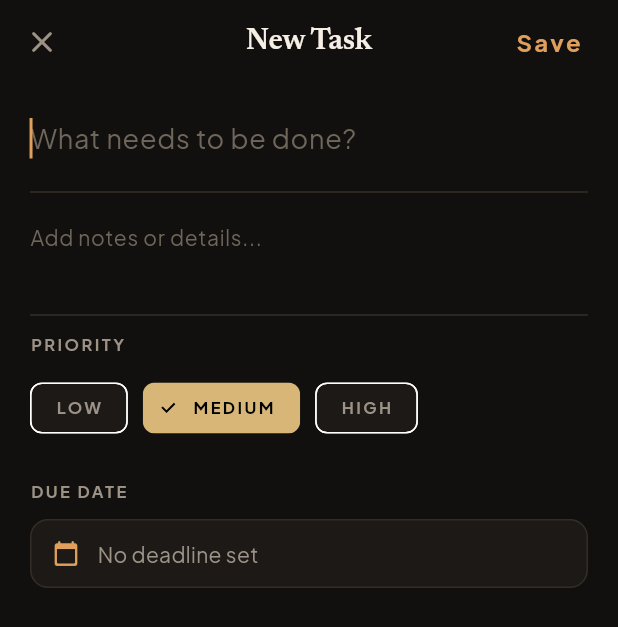
After one commit to gwynejsn/Binder, a Flutter app: the screen it shows after launch, after a tap on the "add" icon, on a phone screen of 412 x 824 dp. The commit adds this screen. Shown: the top 627 px of the screen. Run offline on Flutter 3.47's test engine with Material 3 defaults, Android fonts, the phone set to English and light mode, and no system bars; our stand-ins replace google_fonts, sqflite; missing offline and left inert: photo_manager; accounts and stored records are empty.

Commit message:
feat: added basic todo screen with basic create todo

```diff
--- a/lib/controllers/todos_controller.dart
+++ b/lib/controllers/todo_controller.dart
@@ -4,7 +4,7 @@ import 'package:binder/models/todo_attachment.dart';
 import 'package:binder/models/todo_item.dart';
 import 'package:binder/repositories/todo_repository.dart';
 
-class TodosController {
+class TodoController {
   final TodoRepository _repo = TodoRepository();
 
   List<TodoItem> _todos = [];
--- /dev/null
+++ b/lib/screens/create_todo_screen.dart
@@ -0,0 +1,260 @@
+import 'package:binder/controllers/todo_controller.dart';
+import 'package:binder/models/enums/priority.dart';
+import 'package:binder/models/todo_attachment.dart';
+import 'package:binder/theme/app_theme.dart';
+import 'package:flutter/material.dart';
+
+class CreateTodoScreen extends StatefulWidget {
+  final TodoController controller;
+
+  const CreateTodoScreen({super.key, required this.controller});
+
+  @override
+  State<CreateTodoScreen> createState() => _CreateTaskScreenState();
+}
+
+class _CreateTaskScreenState extends State<CreateTodoScreen> {
+  final _titleController = TextEditingController();
+  final _notesController = TextEditingController();
+
+  Priority _selectedPriority = Priority.medium;
+  DateTime? _selectedDeadline;
+  final List<TodoAttachment> _attachments = [];
+  bool _isSaving = false;
+
+  @override
+  void dispose() {
+    _titleController.dispose();
+    _notesController.dispose();
+    super.dispose();
+  }
+
+  Future<void> _saveTask() async {
+    final title = _titleController.text.trim();
+    if (title.isEmpty) return;
+
+    setState(() => _isSaving = true);
+
+    await widget.controller.addTodo(
+      title: title,
+      notes: _notesController.text.trim(),
+      priority: _selectedPriority,
+      deadline: _selectedDeadline,
+      attachments: _attachments,
+    );
+
+    if (mounted) {
+      // return 'true' to signal that a task was created
+      Navigator.pop(context, true);
+    }
+  }
+
+  Future<void> _pickDeadline() async {
+    final now = DateTime.now();
+    // https://api.flutter.dev/flutter/material/showDatePicker.html
+    final picked = await showDatePicker(
+      context: context,
+      initialDate: _selectedDeadline ?? now,
+      firstDate: now.subtract(const Duration(days: 1)),
+      lastDate: now.add(const Duration(days: 365)),
+    );
+    if (picked != null) {
+      setState(() => _selectedDeadline = picked);
+    }
+  }
+
+  @override
+  Widget build(BuildContext context) {
+    return Scaffold(
+      backgroundColor: AppTheme.background,
+      appBar: AppBar(
+        backgroundColor: Colors.transparent,
+        elevation: 0,
+        leading: IconButton(
+          icon: const Icon(Icons.close_rounded, color: AppTheme.textSecondary),
+          onPressed: () => Navigator.pop(context),
+        ),
+        title: Text('New Task', style: AppTheme.serifHeading(fontSize: 20)),
+        centerTitle: true,
+        actions: [
+          Padding(
+            padding: const EdgeInsets.only(right: 12.0),
+            child: TextButton(
+              onPressed: _isSaving ? null : _saveTask,
+              child: _isSaving
+                  ? const SizedBox(
+                      width: 16,
+                      height: 16,
+                      child: CircularProgressIndicator(
+                        strokeWidth: 2,
+                        color: AppTheme.terracotta,
+                      ),
+                    )
+                  : Text(
+                      'Save',
+                      style: AppTheme.sans(
+                        fontSize: 16,
+                        fontWeight: FontWeight.bold,
+                        color: AppTheme.terracotta,
+                      ),
+                    ),
+            ),
+          ),
+        ],
+      ),
+      // https://api.flutter.dev/flutter/widgets/SingleChildScrollView-class.html
+      body: SingleChildScrollView(
+        padding: const EdgeInsets.symmetric(horizontal: 20, vertical: 12),
+        child: Column(
+          crossAxisAlignment: CrossAxisAlignment.start,
+          children: [
+            // task title
+            TextField(
+              controller: _titleController,
+              autofocus: true,
+              style: AppTheme.sans(fontSize: 18, fontWeight: FontWeight.w600),
+              decoration: InputDecoration(
+                hintText: 'What needs to be done?',
+                hintStyle: AppTheme.sans(
+                  fontSize: 18,
+                  color: AppTheme.textTertiary,
+                ),
+                border: InputBorder.none,
+              ),
+            ),
+            const Divider(color: AppTheme.border, height: 24),
+
+            // notes
+            TextField(
+              controller: _notesController,
+              maxLines: 4,
+              minLines: 2,
+              style: AppTheme.sans(fontSize: 14),
+              decoration: InputDecoration(
+                hintText: 'Add notes or details...',
+                hintStyle: AppTheme.sans(
+                  fontSize: 14,
+                  color: AppTheme.textTertiary,
+                ),
+                border: InputBorder.none,
+              ),
+            ),
+            const Divider(color: AppTheme.border, height: 24),
+
+            // priority
+            Text('PRIORITY', style: AppTheme.overline(fontSize: 11)),
+            const SizedBox(height: 10),
+            Row(
+              children: Priority.values.map((priority) {
+                final isSelected = _selectedPriority == priority;
+                return Padding(
+                  padding: const EdgeInsets.only(right: 10.0),
+                  // https://api.flutter.dev/flutter/material/ChoiceChip-class.html
+                  child: ChoiceChip(
+                    label: Text(
+                      priority.name.toUpperCase(),
+                      style: AppTheme.overline(
+                        fontSize: 11,
+                        color: isSelected
+                            ? Colors.black
+                            : AppTheme.textSecondary,
+                      ),
+                    ),
+                    selected: isSelected,
+                    selectedColor: _priorityColor(priority),
+                    backgroundColor: AppTheme.surface,
+                    onSelected: (val) {
+                      if (val) {
+                        setState(() => _selectedPriority = priority);
+                      }
+                    },
+                  ),
+                );
+              }).toList(),
+            ),
+            const SizedBox(height: 24),
+
+            // deadline
+            Text('DUE DATE', style: AppTheme.overline(fontSize: 11)),
+            const SizedBox(height: 10),
+            GestureDetector(
+              onTap: _pickDeadline,
+              child: Container(
+                padding: const EdgeInsets.symmetric(
+                  horizontal: 14,
+                  vertical: 12,
+                ),
+                decoration: BoxDecoration(
+                  borderRadius: BorderRadius.circular(12),
+                  color: AppTheme.surface,
+                  border: Border.all(color: AppTheme.border),
+                ),
+                child: Row(
+                  children: [
+                    const Icon(
+                      Icons.calendar_today_rounded,
+                      size: 18,
+                      color: AppTheme.terracotta,
+                    ),
+                    const SizedBox(width: 12),
+                    Expanded(
+                      child: Text(
+                        _selectedDeadline == null
+                            ? 'No deadline set'
+                            : _formatDate(_selectedDeadline!),
+                        style: AppTheme.sans(
+                          color: _selectedDeadline == null
+                              ? AppTheme.textSecondary
+                              : AppTheme.textPrimary,
+                        ),
+                      ),
+                    ),
+                    // clear the current selected deadline
+                    if (_selectedDeadline != null)
+                      GestureDetector(
+                        onTap: () => setState(() => _selectedDeadline = null),
+                        child: const Icon(
+                          Icons.close_rounded,
+                          size: 18,
+                          color: AppTheme.textTertiary,
+                        ),
+                      ),
+                  ],
+                ),
+              ),
+            ),
+          ],
+        ),
+      ),
+    );
+  }
+
+  Color _priorityColor(Priority p) {
+    switch (p) {
+      case Priority.high:
+        return AppTheme.rose;
+      case Priority.medium:
+        return AppTheme.wheat;
+      case Priority.low:
+        return AppTheme.sage;
+    }
+  }
+
+  String _formatDate(DateTime dt) {
+    const months = [
+      'Jan',
+      'Feb',
+      'Mar',
+      'Apr',
+      'May',
+      'Jun',
+      'Jul',
+      'Aug',
+      'Sep',
+      'Oct',
+      'Nov',
+      'Dec',
+    ];
+    return '${months[dt.month - 1]} ${dt.day}, ${dt.year}';
+  }
+}
--- a/lib/screens/main_navigation.dart
+++ b/lib/screens/main_navigation.dart
@@ -1,4 +1,4 @@
-import 'package:binder/controllers/todos_controller.dart';
+import 'package:binder/screens/todo_screen.dart';
 import 'package:binder/theme/app_theme.dart';
 import 'package:flutter/material.dart';
 
@@ -13,16 +13,11 @@ class MainNavigation extends StatefulWidget {
 
 class MainNavigationState extends State<MainNavigation> {
   int _currentIndex = 0;
-  final TodosController _todosController = TodosController();
 
   @override
   Widget build(BuildContext context) {
-    _todosController.loadTodos();
     return Scaffold(
-      body: IndexedStack(children: [
-
-        ],
-      ),
+      body: IndexedStack(children: [TodoScreen()]),
       bottomNavigationBar: Container(
         padding: const EdgeInsets.only(left: 20, right: 20, bottom: 30, top: 4),
         child: _navigationBar(),
--- /dev/null
+++ b/lib/screens/todo_screen.dart
@@ -0,0 +1,435 @@
+import 'package:binder/controllers/todo_controller.dart';
+import 'package:binder/models/enums/priority.dart';
+import 'package:binder/models/enums/todo_filter.dart';
+import 'package:binder/models/todo_item.dart';
+import 'package:binder/screens/create_todo_screen.dart';
+import 'package:binder/theme/app_theme.dart';
+import 'package:flutter/material.dart';
+
+class TodoScreen extends StatefulWidget {
+  const TodoScreen({super.key});
+
+  @override
+  State<TodoScreen> createState() => _TodoScreenState();
+}
+
+class _TodoScreenState extends State<TodoScreen> {
+  final TodoController _controller = TodoController();
+  TodoFilter _filter = TodoFilter.active;
+  bool _isLoading = true;
+
+  @override
+  void initState() {
+    super.initState();
+    _loadData();
+  }
+
+  Future<void> _loadData() async {
+    await _controller.loadTodos();
+    if (mounted) {
+      setState(() {
+        _isLoading = false;
+      });
+    }
+  }
+
+  Future<void> _toggleComplete(TodoItem todo, bool isCompleted) async {
+    await _controller.toggleComplete(todo.id, isCompleted);
+    setState(() {});
+  }
+
+  Future<void> _deleteTodo(String id) async {
+    await _controller.deleteTodo(id);
+    setState(() {});
+  }
+
+  void _openCreateTaskScreen() async {
+    // returns true if saved or false if not
+    final created = await Navigator.push<bool>(
+      context,
+      MaterialPageRoute(
+        builder: (_) => CreateTodoScreen(controller: _controller),
+      ),
+    );
+
+    // after the task was saved, refresh the list
+    if (created == true) {
+      setState(() {});
+    }
+  }
+
+  @override
+  Widget build(BuildContext context) {
+    if (_isLoading) {
+      return const Scaffold(
+        backgroundColor: AppTheme.background,
+        body: Center(
+          child: CircularProgressIndicator(color: AppTheme.terracotta),
+        ),
+      );
+    }
+
+    final activeTodos = _controller.getFilteredTodos(TodoFilter.active);
+    final todayTodos = _controller.getFilteredTodos(TodoFilter.today);
+    final completedTodos = _controller.getFilteredTodos(TodoFilter.completed);
+    final displayedTodos = _controller.getFilteredTodos(_filter);
+
+    return Scaffold(
+      backgroundColor: AppTheme.background,
+      appBar: AppBar(
+        backgroundColor: Colors.transparent,
+        centerTitle: true,
+        title: Column(
+          mainAxisSize: MainAxisSize.min,
+          children: [
+            Text(
+              _formatDateToday(DateTime.now()).toUpperCase(),
+              style: AppTheme.overline(
+                fontSize: 10,
+                color: AppTheme.terracottaLight,
+              ),
+            ),
+            const SizedBox(height: 2),
+            Text('Agenda', style: AppTheme.serifHeading(fontSize: 22)),
+          ],
+        ),
+      ),
+      floatingActionButton: Padding(
+        padding: const EdgeInsets.only(bottom: 25),
+        child: FloatingActionButton(
+          onPressed: _openCreateTaskScreen,
+          backgroundColor: AppTheme.terracotta,
+          foregroundColor: Colors.black,
+          shape: RoundedRectangleBorder(
+            borderRadius: BorderRadius.circular(50),
+          ),
+          child: const Icon(Icons.add, size: 28),
+        ),
+      ),
+      body: Column(
+        children: [
+          // filters
+          Padding(
+            padding: const EdgeInsets.symmetric(horizontal: 16, vertical: 8),
+            child: Row(
+              children: [
+                _buildFilterChip(
+                  TodoFilter.active,
+                  'Active (${activeTodos.length})',
+                ),
+                const SizedBox(width: 8),
+                _buildFilterChip(
+                  TodoFilter.today,
+                  'Today (${todayTodos.length})',
+                ),
+                const SizedBox(width: 8),
+                _buildFilterChip(
+                  TodoFilter.completed,
+                  'Done (${completedTodos.length})',
+                ),
+              ],
+            ),
+          ),
+
+          // task List
+          Expanded(
+            child: displayedTodos.isEmpty
+                ? _buildEmptyState()
+                : ListView.builder(
+                    // list view para scrollable!
+                    padding: const EdgeInsets.only(
+                      left: 16,
+                      right: 16,
+                      top: 8,
+                      bottom: 120,
+                    ),
+                    itemCount: displayedTodos.length,
+                    itemBuilder: (context, index) {
+                      final todo = displayedTodos[index];
+                      return _buildTodoCard(todo);
+                    },
+                  ),
+          ),
+        ],
+      ),
+    );
+  }
+
+  Widget _buildFilterChip(TodoFilter filter, String label) {
+    final isSelected = _filter == filter;
+    return Expanded(
+      child: GestureDetector(
+        onTap: () => setState(() => _filter = filter),
+        child: Container(
+          padding: const EdgeInsets.symmetric(vertical: 10),
+          decoration: BoxDecoration(
+            color: isSelected ? AppTheme.surfaceElevated : AppTheme.surface,
+            borderRadius: BorderRadius.circular(12),
+            border: Border.all(
+              color: isSelected ? AppTheme.terracotta : AppTheme.border,
+              width: isSelected ? 1.5 : 1.0,
+            ),
+          ),
+          alignment: Alignment.center,
+          child: Text(
+            label,
+            style: AppTheme.sans(
+              fontSize: 12,
+              fontWeight: isSelected ? FontWeight.w600 : FontWeight.normal,
+              color: isSelected ? AppTheme.textPrimary : AppTheme.textSecondary,
+            ),
+          ),
+        ),
+      ),
+    );
+  }
+
+  Widget _buildTodoCard(TodoItem todo) {
+    // https: //api.flutter.dev/flutter/widgets/Dismissible-class.html
+    return Dismissible(
+      key: ValueKey('todo_${todo.id}'),
+      direction:
+          DismissDirection.endToStart, // right to left slide to delete the todo
+      background: Container(
+        margin: const EdgeInsets.only(bottom: 10),
+        padding: const EdgeInsets.only(right: 20),
+        decoration: BoxDecoration(
+          color: AppTheme.rose.withValues(alpha: 0.9),
+          borderRadius: BorderRadius.circular(16),
+        ),
+        alignment: Alignment.centerRight,
+        child: const Icon(Icons.delete_outline_rounded, color: Colors.white),
+      ),
+      onDismissed: (_) => _deleteTodo(todo.id),
+      child: Container(
+        margin: const EdgeInsets.only(bottom: 10),
+        padding: const EdgeInsets.all(14),
+        decoration: BoxDecoration(
+          color: AppTheme.surface,
+          borderRadius: BorderRadius.circular(16),
+          border: Border.all(color: AppTheme.border),
+        ),
+        child: Row(
+          crossAxisAlignment: CrossAxisAlignment.start,
+          children: [
+            // circle checkbox
+            GestureDetector(
+              onTap: () => _toggleComplete(todo, !todo.isCompleted),
+              child: Container(
+                width: 24,
+                height: 24,
+                margin: const EdgeInsets.only(top: 2),
+                decoration: BoxDecoration(
+                  shape: BoxShape.circle,
+                  color: todo.isCompleted ? AppTheme.sage : Colors.transparent,
+                  border: Border.all(
+                    color: todo.isCompleted
+                        ? AppTheme.sage
+                        : AppTheme.textTertiary,
+                    width: 2,
+                  ),
+                ),
+                child: todo.isCompleted
+                    ? const Icon(Icons.check, size: 16, color: Colors.black)
+                    : null,
+              ),
+            ),
+            const SizedBox(width: 12),
+
+            // content
+            Expanded(
+              child: Column(
+                crossAxisAlignment: CrossAxisAlignment.start,
+                children: [
+                  Text(
+                    todo.title,
+                    style:
+                        AppTheme.sans(
+                          fontSize: 15,
+                          fontWeight: FontWeight.w500,
+                          color: todo.isCompleted
+                              ? AppTheme.textTertiary
+                              : AppTheme.textPrimary,
+                        ).copyWith(
+                          decoration: todo.isCompleted
+                              ? TextDecoration.lineThrough
+                              : null,
+                        ),
+                  ),
+                  if (todo.notes.isNotEmpty) ...[
+                    const SizedBox(height: 4),
+                    Text(
+                      todo.notes,
+                      maxLines: 2,
+                      overflow: TextOverflow.ellipsis,
+                      style: AppTheme.sans(
+                        fontSize: 13,
+                        color: AppTheme.textSecondary,
+                      ),
+                    ),
+                  ],
+                  const SizedBox(height: 8),
+
+                  Wrap(
+                    spacing: 8,
+                    crossAxisAlignment: WrapCrossAlignment.center,
+                    children: [
+                      // Priority Badge
+                      Container(
+                        padding: const EdgeInsets.symmetric(
+                          horizontal: 6,
+                          vertical: 2,
+                        ),
+                        decoration: BoxDecoration(
+                          color: _priorityColor(todo.priority)
+                              .withValues(alpha: 0.15),
+                          borderRadius: BorderRadius.circular(6),
+                          border: Border.all(
+                            color: _priorityColor(todo.priority)
+                                .withValues(alpha: 0.4),
+                          ),
+                        ),
+                        child: Text(
+                          todo.priority.name.toUpperCase(),
+                          style: TextStyle(
+                            fontSize: 9,
+                            fontWeight: FontWeight.bold,
+                            color: _priorityColor(todo.priority),
+                          ),
+                        ),
+                      ),
+
+                      // Deadline Badge
+                      if (todo.deadline != null)
+                        Row(
+                          mainAxisSize: MainAxisSize.min,
+                          children: [
+                            Icon(
+                              Icons.calendar_today_rounded,
+                              size: 11,
+                              color: AppTheme.textSecondary,
+                            ),
+                            const SizedBox(width: 4),
+                            Text(
+                              _formatDate(todo.deadline!),
+                              style: AppTheme.sans(
+                                fontSize: 11,
+                                color: AppTheme.textSecondary,
+                              ),
+                            ),
+                          ],
+                        ),
+
+                      // attachments
+                      if (todo.attachments.isNotEmpty)
+                        Row(
+                          mainAxisSize: MainAxisSize.min,
+                          children: [
+                            const Icon(
+                              Icons.photo_library_outlined,
+                              size: 12,
+                              color: AppTheme.terracotta,
+                            ),
+                            const SizedBox(width: 3),
+                            Text(
+                              '${todo.attachments.length}',
+                              style: AppTheme.sans(
+                                fontSize: 11,
+                                color: AppTheme.terracotta,
+                              ),
+                            ),
+                          ],
+                        ),
+                    ],
+                  ),
+                ],
+              ),
+            ),
+          ],
+        ),
+      ),
+    );
+  }
+
+  Widget _buildEmptyState() {
+    return Center(
+      child: Column(
+        mainAxisAlignment: MainAxisAlignment.center,
+        children: [
+          Icon(
+            Icons.task_alt_rounded,
+            size: 52,
+            color: AppTheme.textSecondary.withValues(alpha: 0.3),
+          ),
+          const SizedBox(height: 12),
+          Text(
+            _filter == TodoFilter.active
+                ? 'No active tasks!'
+                : _filter == TodoFilter.today
+                ? 'Nothing due or scheduled for today'
+                : 'No completed tasks yet',
+            style: AppTheme.sans(
+              color: AppTheme.textSecondary.withValues(alpha: 0.6),
+            ),
+          ),
+        ],
+      ),
+    );
+  }
+
+  Color _priorityColor(Priority p) {
+    switch (p) {
+      case Priority.high:
+        return AppTheme.rose;
+      case Priority.medium:
+        return AppTheme.wheat;
+      case Priority.low:
+        return AppTheme.sage;
+    }
+  }
+
+  String _formatDate(DateTime dt) {
+    const months = [
+      'Jan',
+      'Feb',
+      'Mar',
+      'Apr',
+      'May',
+      'Jun',
+      'Jul',
+      'Aug',
+      'Sep',
+      'Oct',
+      'Nov',
+      'Dec',
+    ];
+    return '${months[dt.month - 1]} ${dt.day}';
+  }
+
+  String _formatDateToday(DateTime dt) {
+    const days = [
+      'Monday',
+      'Tuesday',
+      'Wednesday',
+      'Thursday',
+      'Friday',
+      'Saturday',
+      'Sunday',
+    ];
+    const months = [
+      'Jan',
+      'Feb',
+      'Mar',
+      'Apr',
+      'May',
+      'Jun',
+      'Jul',
+      'Aug',
+      'Sep',
+      'Oct',
+      'Nov',
+      'Dec',
+    ];
+    return '${days[dt.weekday - 1]} • ${months[dt.month - 1]} ${dt.day}';
+  }
+}
```
Also changed, not shown: 1 other file.
